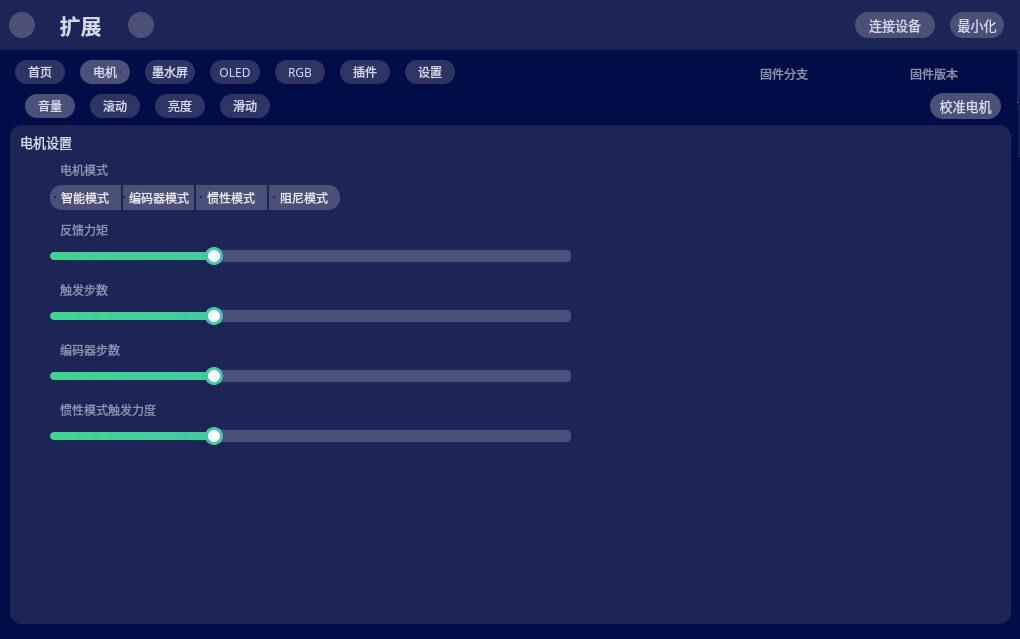
Huiyicc/hw75-tools, file ui/mainwindow.ui: the form before one commit.
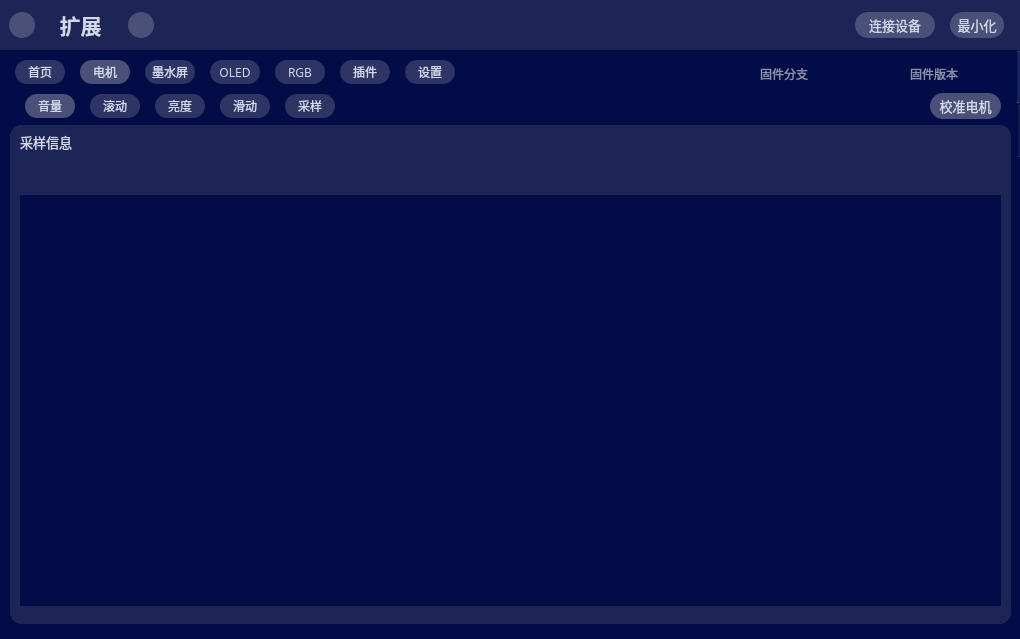
The form after the commit. The open tabs and pages were chosen to show the change. Icons and pictures are not drawn.

Commit message: upd: - 预更新电机采样

What changed in the file:
```diff
--- a/ui/mainwindow.ui
+++ b/ui/mainwindow.ui
@@ -482,7 +482,7 @@
          <rect>
           <x>10</x>
           <y>10</y>
-          <width>271</width>
+          <width>341</width>
           <height>31</height>
          </rect>
         </property>
@@ -550,6 +550,11 @@
           <string>滑动</string>
          </attribute>
         </widget>
+        <widget class="QWidget" name="tab_charts">
+         <attribute name="title">
+          <string>采样</string>
+         </attribute>
+        </widget>
        </widget>
        <widget class="QPushButton" name="ctrl_knob_button_calibration">
         <property name="geometry">
@@ -1189,6 +1194,52 @@
          </widget>
         </widget>
        </widget>
+       <widget class="QGroupBox" name="groupBox_charts">
+        <property name="geometry">
+         <rect>
+          <x>10</x>
+          <y>41</y>
+          <width>1001</width>
+          <height>499</height>
+         </rect>
+        </property>
+        <property name="font">
+         <font>
+          <family>黑体</family>
+          <pointsize>10</pointsize>
+          <bold>false</bold>
+         </font>
+        </property>
+        <property name="styleSheet">
+         <string notr="true">QGroupBox {
+    border: none; /* 移除边框 */
+	background:rgb(29, 37, 86);
+	color: rgb(211, 216, 237);
+	border-radius: 12px;
+
+}
+QGroupBox::title {
+	margin-top: 8px;
+	margin-left: 8px;
+}</string>
+        </property>
+        <property name="title">
+         <string>采样信息</string>
+        </property>
+        <widget class="QLabel" name="ctrl_charts_label_bg">
+         <property name="geometry">
+          <rect>
+           <x>10</x>
+           <y>70</y>
+           <width>981</width>
+           <height>411</height>
+          </rect>
+         </property>
+         <property name="text">
+          <string/>
+         </property>
+        </widget>
+       </widget>
       </widget>
       <widget class="QWidget" name="ctrl_tab_eink">
        <attribute name="title">
```
Left out of the diff: 4 changed lines with no effect on the pictures. The commit also changes 11 other files.
